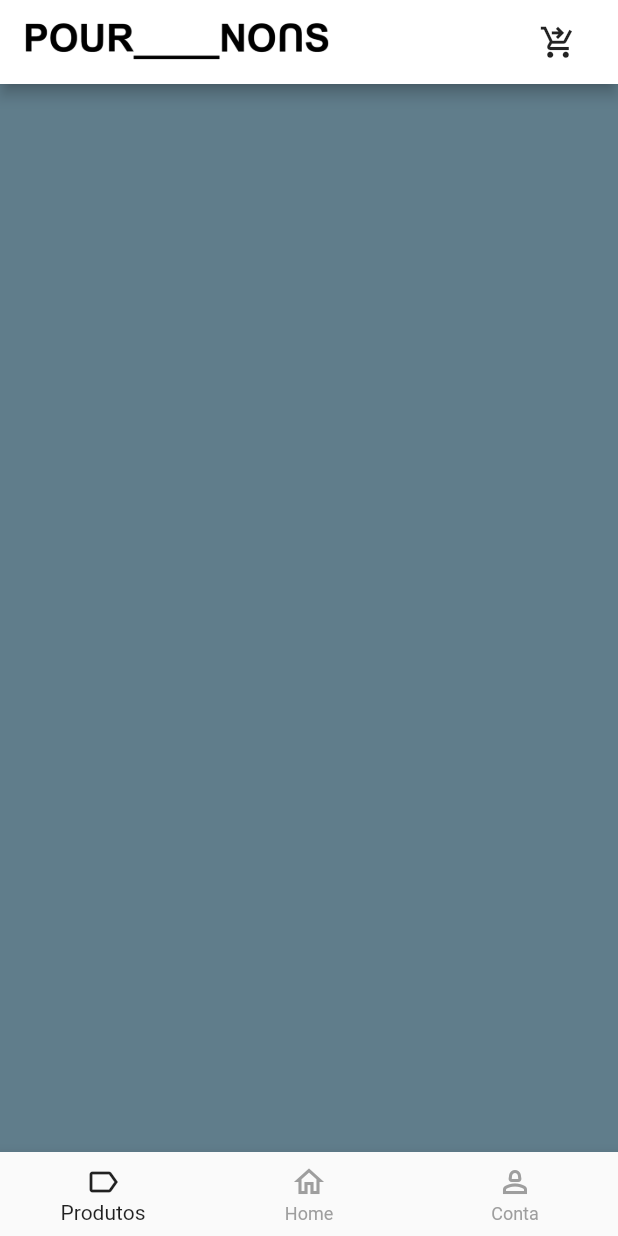
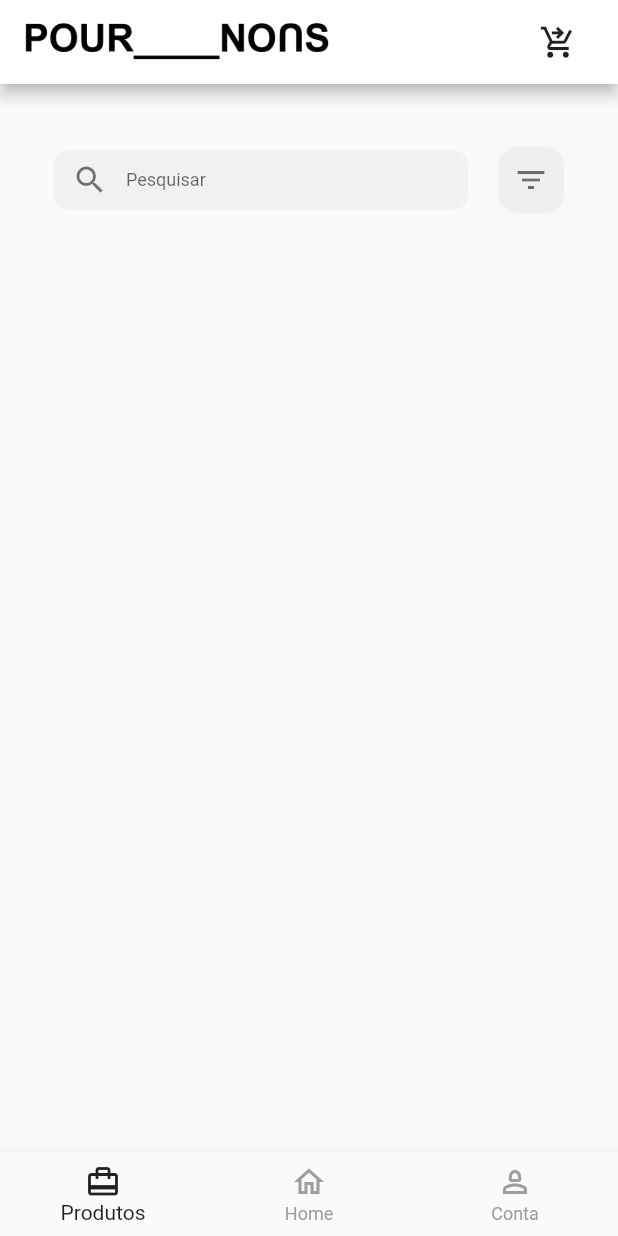
Before and after one commit to matheuss-2001/Pour_Nous, a Flutter app: the screen it shows after launch, on a phone screen of 412 x 824 dp. Run offline on Flutter 3.47's test engine with Material 2 defaults, Android fonts, the phone set to English and light mode, and no system bars; our stand-ins replace carousel_slider, get.

Commit message:
update - adicionando tela de produtos - search itens , troca de icon da tela de produtos

```diff
--- a/lib/ui/home/pages/central_command_page.dart
+++ b/lib/ui/home/pages/central_command_page.dart
@@ -1,7 +1,6 @@
 import 'package:flutter/foundation.dart';
 import 'package:flutter/material.dart';
 import 'package:get/get.dart';
-import 'package:pour_nous/app/helpers/responsive_margin.dart';
 import 'package:pour_nous/ui/home/controller/home_controller.dart';
 import 'package:pour_nous/ui/conta/pages/account_page.dart';
 import 'package:pour_nous/ui/home/pages/home_page.dart';
@@ -130,7 +129,7 @@ class CentralCommandPage extends GetView<HomeController> {
               },
               items: const [
                 BottomNavigationBarItem(
-                    label: "Produtos", icon: Icon(Icons.label_outline)),
+                    label: "Produtos", icon: Icon(Icons.card_travel)),
                 BottomNavigationBarItem(
                     label: "Home", icon: Icon(Icons.home_outlined)),
                 BottomNavigationBarItem(
--- a/lib/ui/home/pages/home_page.dart
+++ b/lib/ui/home/pages/home_page.dart
@@ -1,4 +1,5 @@
 import 'package:carousel_slider/carousel_slider.dart';
+import 'package:flutter/foundation.dart';
 import 'package:flutter/material.dart';
 import 'package:get/get_state_manager/src/simple/get_state.dart';
 import 'package:get/get_state_manager/src/simple/get_view.dart';
@@ -39,6 +40,7 @@ class HomePage extends GetView<HomeController> {
           }
 
           return SingleChildScrollView(
+            padding: EdgeInsets.only(left: 16, right: 16),
             physics: BouncingScrollPhysics(),
             child: Column(
               children: [
@@ -96,7 +98,7 @@ class HomePage extends GetView<HomeController> {
                                   const SliverGridDelegateWithMaxCrossAxisExtent(
                                       maxCrossAxisExtent: 200,
                                       childAspectRatio: 0.7,
-                                      crossAxisSpacing: 20,
+                                      crossAxisSpacing: kIsWeb ? 20 : 5,
                                       mainAxisSpacing: 20),
                               physics: BouncingScrollPhysics(),
                               itemCount: controller.productItensHome.length,
--- a/lib/ui/produtos/pages/product_page.dart
+++ b/lib/ui/produtos/pages/product_page.dart
@@ -1,5 +1,6 @@
 import 'package:flutter/material.dart';
 import 'package:get/get.dart';
+import 'package:pour_nous/app/helpers/global_variables.dart';
 import 'package:pour_nous/ui/home/controller/home_controller.dart';
 import 'package:pour_nous/ui/produtos/controller/produtos_controller.dart';
 
@@ -11,13 +12,9 @@ class ProductPage extends GetView<ProdutosController> {
     //Size size = MediaQuery.of(context).size;
 
     return Scaffold(
-      backgroundColor: Colors.blueGrey,
       body: _buildBody(context),
-
     );
   }
-
-
 
   _buildBody(BuildContext context) {
     return GetBuilder<HomeController>(
@@ -25,7 +22,6 @@ class ProductPage extends GetView<ProdutosController> {
         builder: (controller) {
           if (controller.isLoadingProductData) {
             return Container();
-            //shimmer
             /*
               Shimmer.fromColors(
               period: const Duration(milliseconds: 1200),
@@ -38,11 +34,55 @@ class ProductPage extends GetView<ProdutosController> {
                */
           }
 
-
-          return Container(color: Colors.transparent,width: 40,height: 40,);
+          return ListView(
+            physics: const BouncingScrollPhysics(),
+            padding: const EdgeInsets.all(16),
+            children: [
+              OneSepators.medium,
+              _search(context),
+            ],
+          );
         });
   }
+}
 
-
-
+Widget _search(BuildContext context) {
+  return Container(
+    margin: const EdgeInsets.symmetric(horizontal: 20, vertical: 10),
+    child: Row(
+      children: <Widget>[
+        Expanded(
+          child: Container(
+            height: 40,
+            alignment: Alignment.center,
+            decoration: BoxDecoration(
+                color: const Color(0xffE1E2E4).withAlpha(100),
+                borderRadius: const BorderRadius.all(Radius.circular(10))),
+            child: const TextField(
+              decoration: InputDecoration(
+                  border: InputBorder.none,
+                  hintText: "Pesquisar",
+                  hintStyle: TextStyle(fontSize: 12),
+                  contentPadding:
+                      EdgeInsets.only(left: 10, right: 10, bottom: 0, top: 5),
+                  prefixIcon: Icon(Icons.search, color: Colors.black54)),
+            ),
+          ),
+        ),
+        const SizedBox(width: 20),
+        Container(
+            padding: const EdgeInsets.all(10),
+            decoration: BoxDecoration(
+                borderRadius: const BorderRadius.all(Radius.circular(13)),
+                color: const Color(0xffE1E2E4).withAlpha(100),
+                boxShadow: const [
+                  BoxShadow(
+                      color: Color(0xfff8f8f8),
+                      blurRadius: 10,
+                      spreadRadius: 15)
+                ]),
+            child: const Icon(Icons.filter_list, color: Colors.black54)),
+      ],
+    ),
+  );
 }
```
Also changed, not shown: lib/ui/home/controller/home_controller.dart (+5 -21 lines), pubspec.lock.
